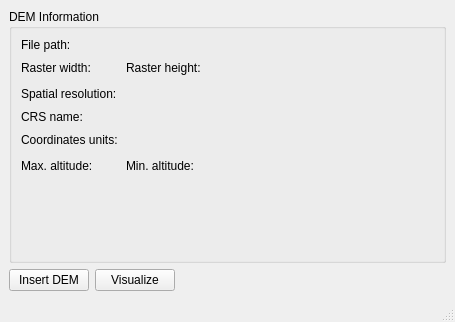
First picture: the form in Gui/CustomWidgets/mainWindow.ui, repository jpesperidiao/MOPA, before the edit.
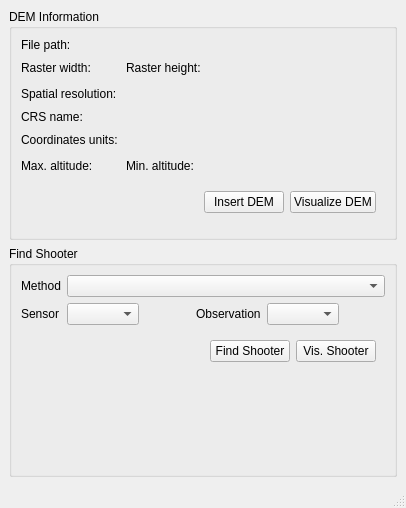
Second picture: the form after the edit.

Commit message: mainWindow includes the items for shooter (still misses the code for it)

Diff of the .ui file:
```diff
--- a/Gui/CustomWidgets/mainWindow.ui
+++ b/Gui/CustomWidgets/mainWindow.ui
@@ -6,41 +6,21 @@
    <rect>
     <x>0</x>
     <y>0</y>
-    <width>455</width>
-    <height>322</height>
+    <width>406</width>
+    <height>508</height>
    </rect>
   </property>
   <property name="windowTitle">
    <string>MOPA</string>
   </property>
   <widget class="QWidget" name="centralwidget">
-   <layout class="QGridLayout" name="gridLayout_3">
-    <item row="4" column="0">
-     <widget class="QPushButton" name="demPushButton">
-      <property name="text">
-       <string>Insert DEM</string>
-      </property>
-     </widget>
-    </item>
-    <item row="4" column="2">
-     <spacer name="horizontalSpacer">
-      <property name="orientation">
-       <enum>Qt::Horizontal</enum>
-      </property>
-      <property name="sizeHint" stdset="0">
-       <size>
-        <width>40</width>
-        <height>20</height>
-       </size>
-      </property>
-     </spacer>
-    </item>
-    <item row="0" column="0" colspan="3">
+   <layout class="QGridLayout" name="gridLayout_5">
+    <item row="0" column="0">
      <widget class="QGroupBox" name="groupBox">
       <property name="title">
        <string>DEM Information</string>
       </property>
-      <layout class="QGridLayout" name="gridLayout">
+      <layout class="QGridLayout" name="gridLayout_3">
        <item row="1" column="0">
         <widget class="QLabel" name="widthLabel">
          <property name="text">
@@ -48,14 +28,14 @@
          </property>
         </widget>
        </item>
-       <item row="5" column="1" colspan="2">
-        <widget class="QLabel" name="minLabel">
+       <item row="1" column="1">
+        <widget class="QLabel" name="heightLabel">
          <property name="text">
-          <string>Min. altitude: </string>
+          <string>Raster height: </string>
          </property>
         </widget>
        </item>
-       <item row="1" column="3">
+       <item row="1" column="2">
         <spacer name="horizontalSpacer_2">
          <property name="orientation">
           <enum>Qt::Horizontal</enum>
@@ -68,26 +48,6 @@
          </property>
         </spacer>
        </item>
-       <item row="5" column="0">
-        <widget class="QLabel" name="maxLabel">
-         <property name="text">
-          <string>Max. altitude: </string>
-         </property>
-        </widget>
-       </item>
-       <item row="2" column="3">
-        <spacer name="horizontalSpacer_3">
-         <property name="orientation">
-          <enum>Qt::Horizontal</enum>
-         </property>
-         <property name="sizeHint" stdset="0">
-          <size>
-           <width>174</width>
-           <height>20</height>
-          </size>
-         </property>
-        </spacer>
-       </item>
        <item row="2" column="0">
         <widget class="QLabel" name="resLabel">
          <property name="text">
@@ -95,8 +55,8 @@
          </property>
         </widget>
        </item>
-       <item row="4" column="3">
-        <spacer name="horizontalSpacer_5">
+       <item row="2" column="2">
+        <spacer name="horizontalSpacer_3">
          <property name="orientation">
           <enum>Qt::Horizontal</enum>
          </property>
@@ -108,18 +68,12 @@
          </property>
         </spacer>
        </item>
-       <item row="5" column="3">
-        <spacer name="horizontalSpacer_7">
-         <property name="orientation">
-          <enum>Qt::Horizontal</enum>
+       <item row="3" column="0">
+        <widget class="QLabel" name="crsLabel">
+         <property name="text">
+          <string>CRS name: </string>
          </property>
-         <property name="sizeHint" stdset="0">
-          <size>
-           <width>174</width>
-           <height>20</height>
-          </size>
-         </property>
-        </spacer>
+        </widget>
        </item>
        <item row="4" column="0">
         <widget class="QLabel" name="unitsLabel">
@@ -128,14 +82,80 @@
          </property>
         </widget>
        </item>
-       <item row="1" column="1" colspan="2">
-        <widget class="QLabel" name="heightLabel">
+       <item row="4" column="2">
+        <spacer name="horizontalSpacer_5">
+         <property name="orientation">
+          <enum>Qt::Horizontal</enum>
+         </property>
+         <property name="sizeHint" stdset="0">
+          <size>
+           <width>174</width>
+           <height>20</height>
+          </size>
+         </property>
+        </spacer>
+       </item>
+       <item row="5" column="0">
+        <widget class="QLabel" name="maxLabel">
          <property name="text">
-          <string>Raster height: </string>
+          <string>Max. altitude: </string>
          </property>
         </widget>
        </item>
-       <item row="6" column="2">
+       <item row="5" column="1">
+        <widget class="QLabel" name="minLabel">
+         <property name="text">
+          <string>Min. altitude: </string>
+         </property>
+        </widget>
+       </item>
+       <item row="5" column="2">
+        <spacer name="horizontalSpacer_7">
+         <property name="orientation">
+          <enum>Qt::Horizontal</enum>
+         </property>
+         <property name="sizeHint" stdset="0">
+          <size>
+           <width>174</width>
+           <height>20</height>
+          </size>
+         </property>
+        </spacer>
+       </item>
+       <item row="6" column="0" colspan="3">
+        <widget class="QWidget" name="widget" native="true">
+         <layout class="QGridLayout" name="gridLayout">
+          <item row="0" column="2">
+           <widget class="QPushButton" name="visualizePushButton">
+            <property name="text">
+             <string>Visualize DEM</string>
+            </property>
+           </widget>
+          </item>
+          <item row="0" column="1">
+           <widget class="QPushButton" name="demPushButton">
+            <property name="text">
+             <string>Insert DEM</string>
+            </property>
+           </widget>
+          </item>
+          <item row="0" column="0">
+           <spacer name="horizontalSpacer">
+            <property name="orientation">
+             <enum>Qt::Horizontal</enum>
+            </property>
+            <property name="sizeHint" stdset="0">
+             <size>
+              <width>37</width>
+              <height>17</height>
+             </size>
+            </property>
+           </spacer>
+          </item>
+         </layout>
+        </widget>
+       </item>
+       <item row="7" column="1">
         <spacer name="verticalSpacer">
          <property name="orientation">
           <enum>Qt::Vertical</enum>
@@ -148,28 +168,125 @@
          </property>
         </spacer>
        </item>
-       <item row="0" column="0" colspan="4">
+       <item row="0" column="0" colspan="3">
         <widget class="QLabel" name="fileLabel">
          <property name="text">
           <string>File path:</string>
          </property>
         </widget>
        </item>
-       <item row="3" column="0" colspan="4">
-        <widget class="QLabel" name="crsLabel">
-         <property name="text">
-          <string>CRS name: </string>
-         </property>
-        </widget>
-       </item>
       </layout>
      </widget>
     </item>
-    <item row="4" column="1">
-     <widget class="QPushButton" name="visualizePushButton">
-      <property name="text">
-       <string>Visualize</string>
+    <item row="1" column="0">
+     <widget class="QGroupBox" name="groupBox_2">
+      <property name="title">
+       <string>Find Shooter</string>
       </property>
+      <layout class="QGridLayout" name="gridLayout_2">
+       <item row="2" column="0">
+        <widget class="QLabel" name="label_2">
+         <property name="text">
+          <string>Sensor</string>
+         </property>
+        </widget>
+       </item>
+       <item row="2" column="1">
+        <widget class="QComboBox" name="sensorComboBox"/>
+       </item>
+       <item row="2" column="4">
+        <widget class="QLabel" name="label_3">
+         <property name="text">
+          <string>Observation</string>
+         </property>
+        </widget>
+       </item>
+       <item row="2" column="5">
+        <widget class="QComboBox" name="obsComboBox"/>
+       </item>
+       <item row="4" column="3" colspan="2">
+        <spacer name="verticalSpacer_2">
+         <property name="orientation">
+          <enum>Qt::Vertical</enum>
+         </property>
+         <property name="sizeHint" stdset="0">
+          <size>
+           <width>20</width>
+           <height>33</height>
+          </size>
+         </property>
+        </spacer>
+       </item>
+       <item row="0" column="0">
+        <widget class="QLabel" name="label">
+         <property name="text">
+          <string>Method</string>
+         </property>
+        </widget>
+       </item>
+       <item row="2" column="2">
+        <spacer name="horizontalSpacer_10">
+         <property name="orientation">
+          <enum>Qt::Horizontal</enum>
+         </property>
+         <property name="sizeHint" stdset="0">
+          <size>
+           <width>72</width>
+           <height>20</height>
+          </size>
+         </property>
+        </spacer>
+       </item>
+       <item row="3" column="0" colspan="7">
+        <widget class="QWidget" name="widget_2" native="true">
+         <layout class="QGridLayout" name="gridLayout_4">
+          <item row="0" column="1">
+           <widget class="QPushButton" name="findPushButton">
+            <property name="text">
+             <string>Find Shooter</string>
+            </property>
+           </widget>
+          </item>
+          <item row="0" column="2">
+           <widget class="QPushButton" name="visualizeShooterPushButton">
+            <property name="text">
+             <string>Vis. Shooter</string>
+            </property>
+           </widget>
+          </item>
+          <item row="0" column="0">
+           <spacer name="horizontalSpacer_4">
+            <property name="orientation">
+             <enum>Qt::Horizontal</enum>
+            </property>
+            <property name="sizeHint" stdset="0">
+             <size>
+              <width>297</width>
+              <height>17</height>
+             </size>
+            </property>
+           </spacer>
+          </item>
+         </layout>
+        </widget>
+       </item>
+       <item row="2" column="6">
+        <spacer name="horizontalSpacer_9">
+         <property name="orientation">
+          <enum>Qt::Horizontal</enum>
+         </property>
+         <property name="sizeHint" stdset="0">
+          <size>
+           <width>79</width>
+           <height>20</height>
+          </size>
+         </property>
+        </spacer>
+       </item>
+       <item row="0" column="1" colspan="6">
+        <widget class="QComboBox" name="methodComboBox"/>
+       </item>
+      </layout>
      </widget>
     </item>
    </layout>
@@ -179,7 +296,7 @@
     <rect>
      <x>0</x>
      <y>0</y>
-     <width>455</width>
+     <width>406</width>
      <height>22</height>
     </rect>
    </property>
```
The commit also changes 2 other files.
